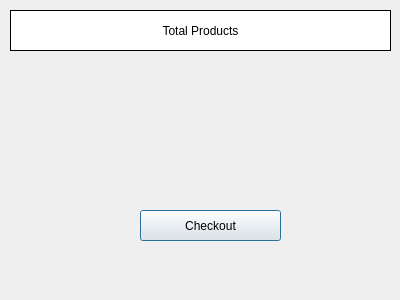
First picture: the form in total.ui, repository scottoberman/findingnemo, before the edit.
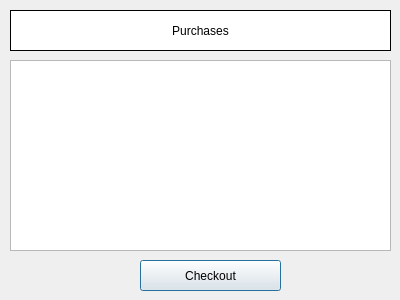
Second picture: the form after the edit.

```diff
--- a/total.ui
+++ b/total.ui
@@ -30,7 +30,7 @@
     </rect>
    </property>
    <property name="text">
-    <string>Total Products</string>
+    <string>Purchases</string>
    </property>
    <property name="alignment">
     <set>Qt::AlignCenter</set>
@@ -40,7 +40,7 @@
    <property name="geometry">
     <rect>
      <x>140</x>
-     <y>210</y>
+     <y>260</y>
      <width>141</width>
      <height>31</height>
     </rect>
@@ -49,6 +49,16 @@
     <string>Checkout</string>
    </property>
   </widget>
+  <widget class="QTableWidget" name="tableWidget">
+   <property name="geometry">
+    <rect>
+     <x>10</x>
+     <y>60</y>
+     <width>381</width>
+     <height>191</height>
+    </rect>
+   </property>
+  </widget>
  </widget>
  <resources/>
  <connections/>
```
